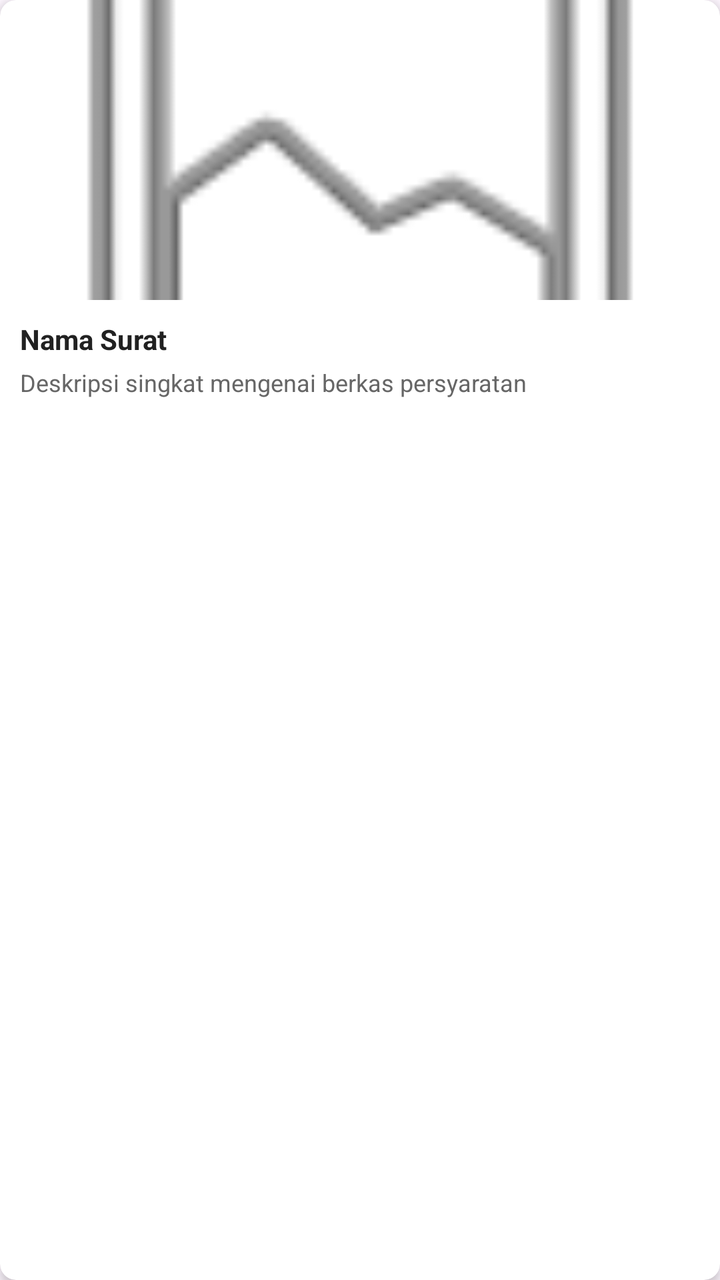
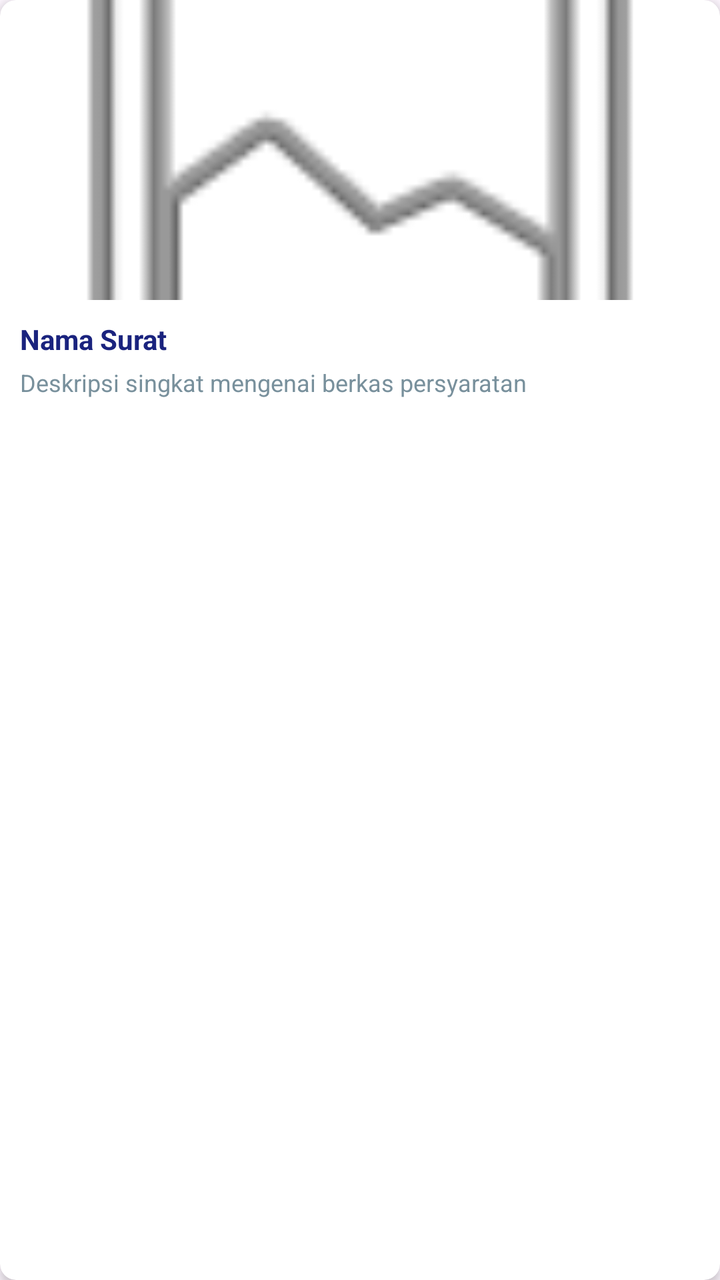

Screens rendered from an Android XML layout before and after an edit, with the pre-edit source and the edit as a unified diff.
<!-- AndroidManifest.xml: application theme Theme.Naylaai -->
<!-- res/layout/item_surat.xml -->
<?xml version="1.0" encoding="utf-8"?>
<androidx.cardview.widget.CardView
    xmlns:android="http://schemas.android.com/apk/res/android"
    xmlns:app="http://schemas.android.com/apk/res-auto"
    android:layout_width="match_parent"
    android:layout_height="wrap_content"
    android:layout_margin="6dp"
    app:cardCornerRadius="8dp"
    app:cardElevation="3dp">

    <LinearLayout
        android:layout_width="match_parent"
        android:layout_height="wrap_content"
        android:orientation="vertical">

        <ImageView
            android:id="@+id/imgItem"
            android:layout_width="match_parent"
            android:layout_height="150dp"
            android:scaleType="centerCrop"
            android:src="@android:drawable/ic_menu_gallery" />

        <LinearLayout
            android:layout_width="match_parent"
            android:layout_height="wrap_content"
            android:orientation="vertical"
            android:padding="10dp">

            <TextView
                android:id="@+id/tvNamaSurat"
                android:layout_width="match_parent"
                android:layout_height="wrap_content"
                android:text="Nama Surat"
                android:textColor="#212121"
                android:textSize="14sp"
                android:textStyle="bold"
                android:maxLines="2"
                android:ellipsize="end" />

            <TextView
                android:id="@+id/tvDeskripsiSurat"
                android:layout_width="match_parent"
                android:layout_height="wrap_content"
                android:layout_marginTop="4dp"
                android:text="Deskripsi singkat mengenai berkas persyaratan"
                android:textColor="#666666"
                android:textSize="12sp"
                android:maxLines="2"
                android:ellipsize="end" />
        </LinearLayout>

    </LinearLayout>
</androidx.cardview.widget.CardView>
<!-- resources referenced by this layout -->
<resources>
  <style name="Theme.Naylaai" parent="Base.Theme.Naylaai" />
  <style name="Base.Theme.Naylaai" parent="Theme.Material3.DayNight.NoActionBar">
          
          
      </style>
</resources>

<!-- the commit's change to res/layout/item_surat.xml (unified diff, before → after) -->
@@ -31,7 +31,7 @@
                 android:layout_width="match_parent"
                 android:layout_height="wrap_content"
                 android:text="Nama Surat"
-                android:textColor="#212121"
+                android:textColor="@color/text_primary"
                 android:textSize="14sp"
                 android:textStyle="bold"
                 android:maxLines="2"
@@ -43,7 +43,7 @@
                 android:layout_height="wrap_content"
                 android:layout_marginTop="4dp"
                 android:text="Deskripsi singkat mengenai berkas persyaratan"
-                android:textColor="#666666"
+                android:textColor="@color/text_secondary"
                 android:textSize="12sp"
                 android:maxLines="2"
                 android:ellipsize="end" />
<!-- resource entries referenced after the edit -->
@@ -1,5 +1,7 @@
 <!-- resources referenced by this layout -->
 <resources>
+  <color name="text_primary">#1A237E</color>
+  <color name="text_secondary">#78909C</color>
   <style name="Theme.Naylaai" parent="Base.Theme.Naylaai" />
   <style name="Base.Theme.Naylaai" parent="Theme.Material3.DayNight.NoActionBar">
           
